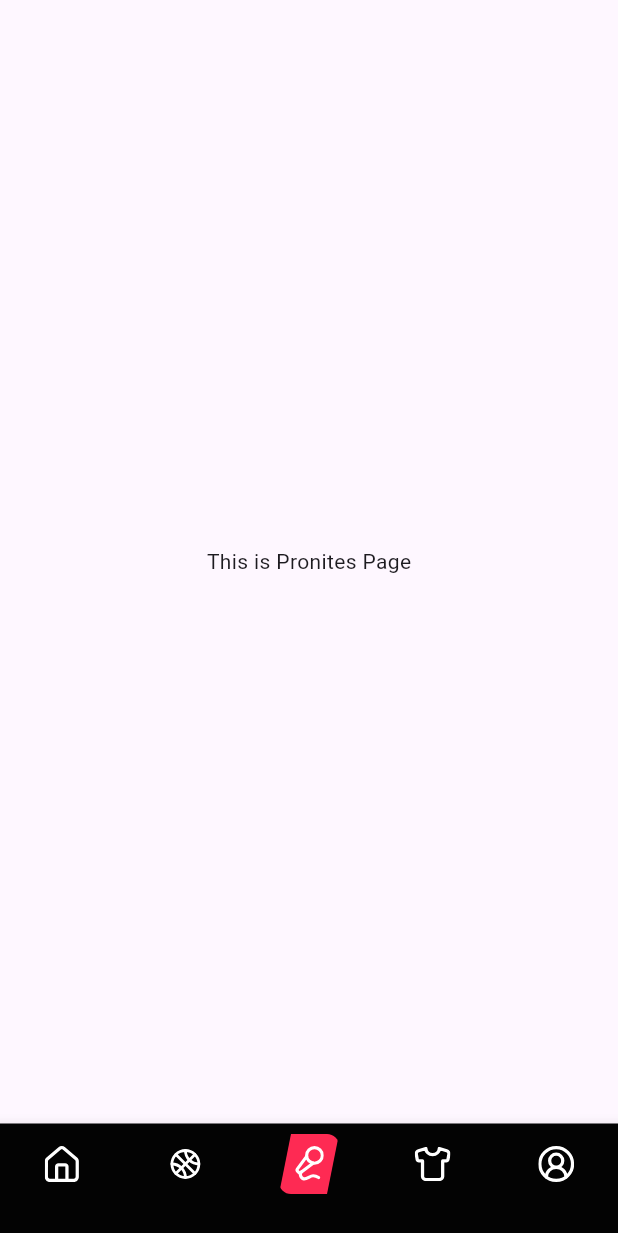
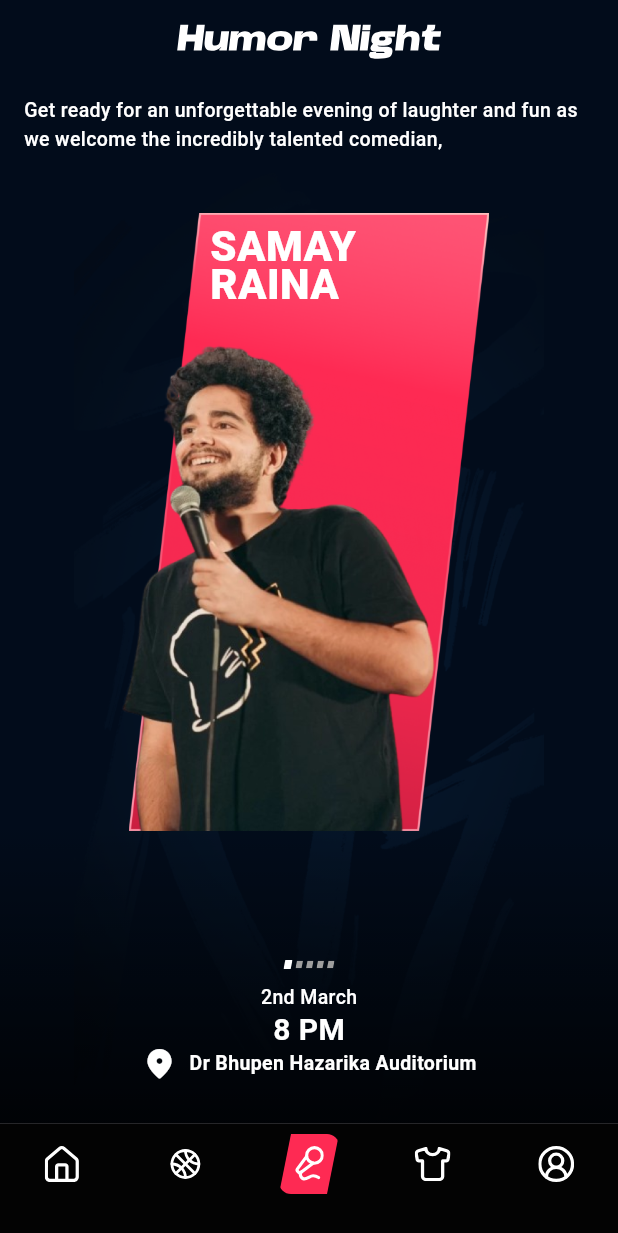
Before and after one commit to Himadri2041/spirit_app_h, a Flutter app: the screen it shows after launch, swiped to page 3, on a phone screen of 412 x 824 dp. Shown: the top 1233 px of the screen. Run offline on Flutter 3.47's test engine with Material 3 defaults, Android fonts, the phone set to English and light mode, and no system bars; drawn by our look-alikes of carousel_slider; our stand-ins replace flutter_svg.

Commit message:
Merch card fixes and basic pronite tab

```diff
--- a/lib/pages/merch/Merch_tab.dart
+++ b/lib/pages/merch/Merch_tab.dart
@@ -33,7 +33,6 @@ class _MerchState extends State<Merch> {
             child: Column(
               crossAxisAlignment: CrossAxisAlignment.center,
               children: [
-                SizedBox(height: 20),
                 Padding(
                   padding: EdgeInsets.all(8.0),
                   child: Center(
@@ -43,7 +42,7 @@ class _MerchState extends State<Merch> {
                     ),
                   ),
                 ),
-                SizedBox(height: 64),
+                SizedBox(height: 16),
                 MerchCard(),
                 MerchCard(),
                 MerchCard(),
--- a/lib/pages/pronite/pronite_tab.dart
+++ b/lib/pages/pronite/pronite_tab.dart
@@ -1,4 +1,11 @@
+import 'package:carousel_slider/carousel_slider.dart';
 import 'package:flutter/material.dart';
+import 'package:flutter_svg/flutter_svg.dart';
+import 'package:spirit_app/pages/pronite/widgets/pronite_artist_card.dart';
+import 'package:spirit_app/utils/assets.dart';
+import 'package:spirit_app/utils/styles/colors.dart';
+import 'package:spirit_app/utils/styles/styles.dart';
+import 'package:spirit_app/utils/widgets/clip_path.dart';
 
 class Pronites extends StatefulWidget {
   const Pronites({super.key});
@@ -8,10 +15,129 @@ class Pronites extends StatefulWidget {
 }
 
 class _PronitesState extends State<Pronites> {
+  var _currentIndex = 0;
+
   @override
   Widget build(BuildContext context) {
-    return const Scaffold(
-      body: Center(child: Text("This is Pronites Page"),),
+    final size = MediaQuery.sizeOf(context);
+    return Scaffold(
+      backgroundColor: AppColors.backgroundColor,
+      appBar: _appBar(),
+      body: Stack(
+        children: [
+          Positioned.fill(
+            child: Image.asset(Assets.backgroundFrame),
+          ),
+          SizedBox(
+            height: size.height,
+            width: size.width,
+            child: Column(
+              children: [
+                const Padding(
+                  padding: EdgeInsets.symmetric(vertical: 8, horizontal: 16),
+                  child: Text(
+                    "Get ready for an unforgettable evening of laughter and fun as we welcome the incredibly talented comedian,",
+                    style: AppStyles.b3,
+                  ),
+                ),
+                const SizedBox(height: 32),
+                CarouselSlider(
+                  items: List.generate(
+                    5,
+                    (index) {
+                      return const ProniteArtistCard();
+                    },
+                  ),
+                  options: CarouselOptions(
+                    height: size.height * 0.5,
+                    enableInfiniteScroll: true,
+                    enlargeFactor: 0.3,
+                    viewportFraction: 0.8,
+                    enlargeCenterPage: true,
+                    onPageChanged: (value, _) {
+                      setState(() => _currentIndex = value);
+                    },
+                  ),
+                ),
+                const SizedBox(height: 16),
+              ],
+            ),
+          ),
+          Positioned(
+            bottom: 0,
+            left: 0,
+            right: 0,
+            child: Container(
+              height: 200,
+              decoration: BoxDecoration(
+                gradient: LinearGradient(
+                  colors: [
+                    Colors.black.withOpacity(0.8),
+                    Colors.transparent,
+                  ],
+                  begin: Alignment.bottomCenter,
+                  end: Alignment.topCenter,
+                ),
+              ),
+              child: Column(
+                mainAxisAlignment: MainAxisAlignment.end,
+                children: [
+                  Row(
+                    mainAxisAlignment: MainAxisAlignment.center,
+                    children: List.generate(5, (index) {
+                      final selected = _currentIndex == index;
+                      return Padding(
+                        padding: const EdgeInsets.all(1),
+                        child: ClipPath(
+                          clipper: ClipParallelogram(percent: 0.2),
+                          child: Container(
+                            height: selected ? 6 : 5,
+                            width: selected ? 6 : 5,
+                            decoration: BoxDecoration(
+                              color: selected ? AppColors.white : Colors.grey,
+                            ),
+                          ),
+                        ),
+                      );
+                    }),
+                  ),
+                  const SizedBox(height: 8),
+                  const Text("2nd March", style: AppStyles.b3),
+                  Text(
+                    "8 PM",
+                    style: AppStyles.b2.copyWith(fontWeight: FontWeight.w600),
+                  ),
+                  Row(
+                    mainAxisAlignment: MainAxisAlignment.center,
+                    children: [
+                      const Icon(Icons.location_on_rounded, color: AppColors.white),
+                      const SizedBox(width: 8),
+                      Text(
+                        "Dr Bhupen Hazarika Auditorium",
+                        style: AppStyles.b3.copyWith(fontWeight: FontWeight.w700),
+                      ),
+                    ],
+                  ),
+                  const SizedBox(height: kBottomNavigationBarHeight / 2),
+                ],
+              ),
+            ),
+          )
+        ],
+      ),
+    );
+  }
+
+  AppBar _appBar() {
+    return AppBar(
+      backgroundColor: AppColors.backgroundColor,
+      title: SvgPicture.asset(
+        Assets.humorNight,
+        height: 24,
+      ),
+      automaticallyImplyLeading: false,
+      centerTitle: true,
+      elevation: 0,
     );
   }
 }
--- /dev/null
+++ b/lib/pages/pronite/widgets/pronite_artist_card.dart
@@ -0,0 +1,43 @@
+import 'package:flutter/material.dart';
+import 'package:spirit_app/utils/assets.dart';
+import 'package:spirit_app/utils/styles/styles.dart';
+
+class ProniteArtistCard extends StatelessWidget {
+  const ProniteArtistCard({
+    super.key,
+  });
+
+  @override
+  Widget build(BuildContext context) {
+    final size = MediaQuery.sizeOf(context);
+    return SizedBox(
+      width: size.width * 0.8,
+      child: Stack(
+        children: [
+          Positioned.fill(
+            child: Image.asset(Assets.artistHighlightBg),
+          ),
+          Positioned(
+            left: size.width * 0.24,
+            top: 10,
+            child: Text(
+              "SAMAY\nRAINA",
+              style: AppStyles.b1.copyWith(
+                fontWeight: FontWeight.w900,
+                height: 0.9,
+              ),
+            ),
+          ),
+          Positioned.fill(
+            left: -24,
+            bottom: 0,
+            top: 64,
+            child: Image.asset(
+              Assets.defaultArtist,
+            ),
+          ),
+        ],
+      ),
+    );
+  }
+}
--- a/lib/utils/assets.dart
+++ b/lib/utils/assets.dart
@@ -9,6 +9,7 @@ class Assets {
   static const cart = '$iconPath/cart.svg';
   static const scheduletitle = '$iconPath/Schedule_title.png';
   static const nov1 = '$iconPath/Nov 1.png';
+  static const humorNight = '$iconPath/humor_night.svg';
 
   // tab icons
   static const home = '$iconPath/home.svg';
@@ -23,4 +24,7 @@ class Assets {
   static const merchwhite = '$imagePath/merch.png';
   static const merchlogo = '$imagePath/merchlogo.png';
   static const rectangley = '$imagePath/Rectangley.png';
+  static const artistHighlightBg = '$imagePath/artist_highlight_bg.png';
+  static const defaultArtist = '$imagePath/artist.png';
+  static const defaultHomeBanner = '$imagePath/default_home_banner.jpg';
 }
--- a/pubspec.yaml
+++ b/pubspec.yaml
@@ -28,16 +28,14 @@ environment:
 # the latest version available on pub.dev. To see which dependencies have newer
 # versions available, run `flutter pub outdated`.
 dependencies:
+  carousel_slider: ^5.0.0
   flutter:
     sdk: flutter
 
 
   # The following adds the Cupertino Icons font to your application.
   # Use with the CupertinoIcons class for iOS style icons.
-  cupertino_icons: ^1.0.8
-  carousel_slider: ^4.2.1
   flutter_svg : ^1.0.3
-  google_fonts: ^6.2.1
 
 dev_dependencies:
   flutter_test:
```
Also changed, not shown: lib/pages/home/widgets/home_carousel.dart (+17 -4 lines), lib/pages/merch/widgets/merch_card.dart (+6 -2 lines), lib/utils/styles/styles.dart (+6 -7 lines), lib/utils/widgets/clip_path.dart (+5 -6 lines), lib/utils/widgets/schedule_card.dart (+8 -12 lines), assets/icons/humor_night.svg (added), assets/images/artist.png (added), assets/images/artist_highlight_bg.png (added), assets/images/default_home_banner.jpg (renamed from assets/images/WhatsApp Image 2023-11-19 at 00.50.47_bbc6a890.jpg), pubspec.lock, 2 other files.
